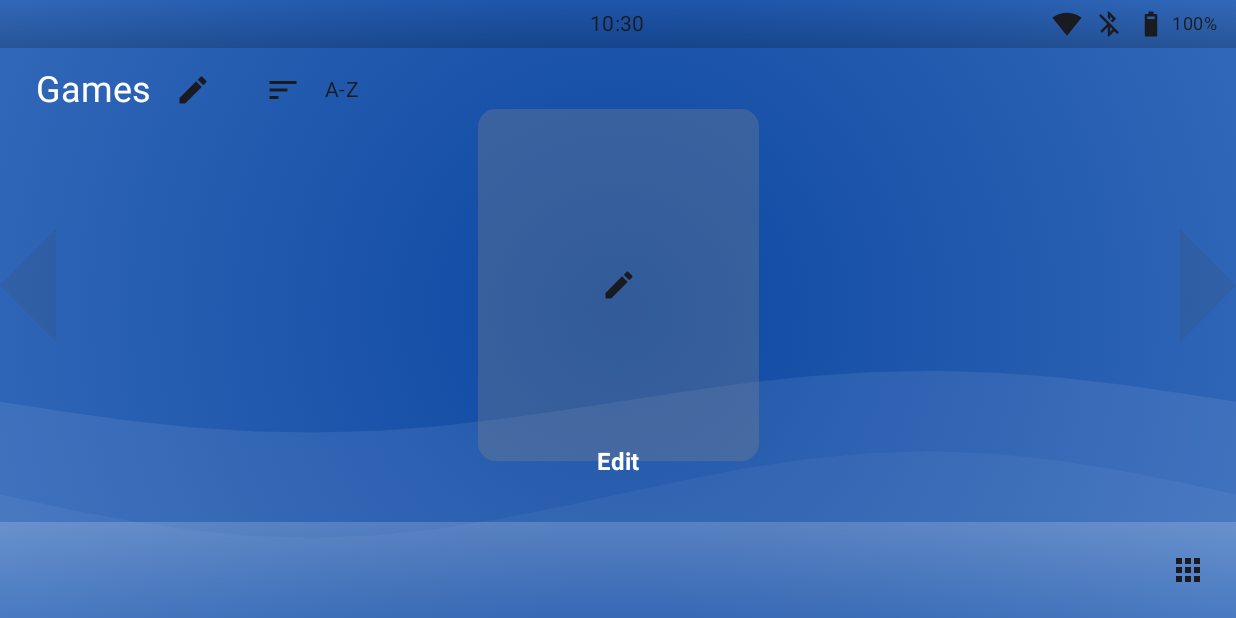
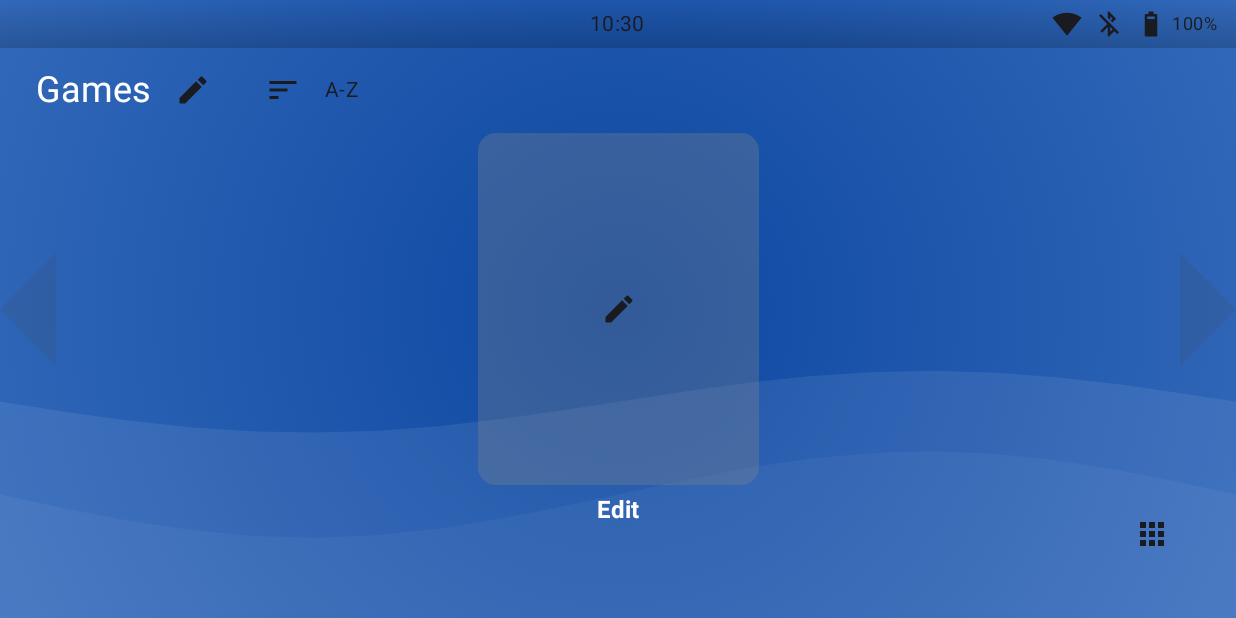
Before and after one commit to RetroBreeze/ribbon-launcher, an Android app built with Jetpack Compose: the screen it shows after launch (MainActivity), on a phone screen of 824 x 412 dp (held sideways). Run offline under Robolectric (Android 15) with nearby library versions, the phone set to English and light mode, and no system bars; pictures from the network do not load.

Commit message:
Remove bottom bar background and center carousel

```diff
--- a/app/src/main/java/com/retrobreeze/ribbonlauncher/AppDrawerOverlay.kt
+++ b/app/src/main/java/com/retrobreeze/ribbonlauncher/AppDrawerOverlay.kt
@@ -39,7 +39,7 @@ fun AppDrawerOverlay(
         Box(
             modifier = modifier
                 .fillMaxSize()
-                .padding(start = 32.dp, top = 32.dp, bottom = 64.dp)
+                .padding(start = 32.dp, top = 32.dp, bottom = 32.dp)
                 .clickable(
                     onClick = onDismiss,
                     indication = null,
--- a/app/src/main/java/com/retrobreeze/ribbonlauncher/MainActivity.kt
+++ b/app/src/main/java/com/retrobreeze/ribbonlauncher/MainActivity.kt
@@ -78,7 +78,7 @@ fun LauncherScreen(viewModel: LauncherViewModel = viewModel()) {
             Box(
                 modifier = Modifier
                     .fillMaxSize()
-                    .padding(top = 32.dp, bottom = 64.dp),
+                    .padding(vertical = 32.dp),
                 contentAlignment = Alignment.Center
             ) {
                 GameCarousel(
@@ -130,7 +130,9 @@ fun LauncherScreen(viewModel: LauncherViewModel = viewModel()) {
             }
             StatusTopBar(modifier = Modifier.align(Alignment.TopCenter))
             NavigationBottomBar(
-                modifier = Modifier.align(Alignment.BottomCenter),
+                modifier = Modifier
+                    .align(Alignment.BottomEnd)
+                    .padding(end = 24.dp, bottom = 24.dp),
                 onRightClick = { showDrawer = !showDrawer }
             )
         }
--- a/app/src/main/java/com/retrobreeze/ribbonlauncher/NavigationBottomBar.kt
+++ b/app/src/main/java/com/retrobreeze/ribbonlauncher/NavigationBottomBar.kt
@@ -1,8 +1,6 @@
 package com.retrobreeze.ribbonlauncher
 
-import androidx.compose.foundation.background
 import androidx.compose.foundation.gestures.detectTapGestures
-import androidx.compose.foundation.isSystemInDarkTheme
 import androidx.compose.foundation.layout.*
 import androidx.compose.foundation.indication
 import androidx.compose.foundation.interaction.MutableInteractionSource
@@ -11,11 +9,9 @@ import androidx.compose.material3.Icon
 import androidx.compose.material.icons.Icons
 import androidx.compose.material.icons.filled.Apps
 import androidx.compose.runtime.Composable
+import androidx.compose.ui.Modifier
 import androidx.compose.runtime.remember
 import androidx.compose.ui.Alignment
-import androidx.compose.ui.Modifier
-import androidx.compose.ui.graphics.Brush
-import androidx.compose.ui.graphics.Color
 import androidx.compose.ui.tooling.preview.Preview
 import androidx.compose.ui.unit.dp
 import androidx.compose.ui.input.pointer.pointerInput
@@ -25,31 +21,10 @@ fun NavigationBottomBar(
     modifier: Modifier = Modifier,
     onRightClick: () -> Unit = {}
 ) {
-    val isDark = isSystemInDarkTheme()
-    val gradient = remember(isDark) {
-        val tint = if (isDark) Color.Black else Color.White
-        Brush.verticalGradient(
-            colors = listOf(tint.copy(alpha = if (isDark) 0.12f else 0.18f), Color.Transparent)
-        )
-    }
-
-
+    val interactionSource = remember { MutableInteractionSource() }
     Box(
         modifier = modifier
-            .fillMaxWidth()
-            .height(64.dp)
-            .background(gradient)
-    ) {
-        Row(
-            modifier = Modifier.fillMaxSize(),
-            verticalAlignment = Alignment.CenterVertically,
-            horizontalArrangement = Arrangement.End
-        ) {
-            val interactionSource = remember { MutableInteractionSource() }
-            Box(
-                modifier = Modifier
-                    .width(64.dp)
-                    .fillMaxHeight()
+            .size(64.dp)
             .indication(interactionSource, ripple())
             .pointerInput(onRightClick) {
                 detectTapGestures(onPress = {
@@ -65,8 +40,6 @@ fun NavigationBottomBar(
         )
     }
 }
-    }
-}
 
 @Preview
 @Composable
```
Lines whose indentation alone changed are shown as unchanged.
